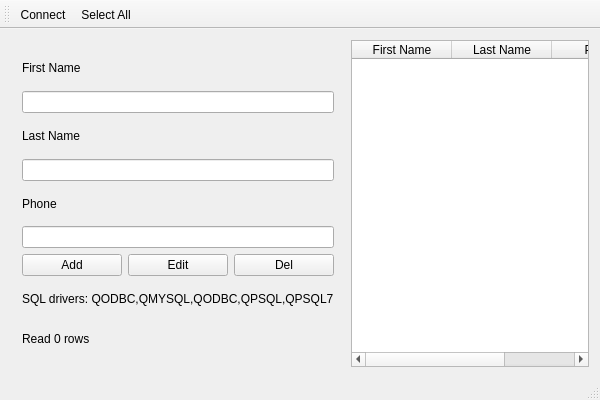
OlegWhiteRose/bmstu-bd-course, file mainwindow.ui: the form before one commit.
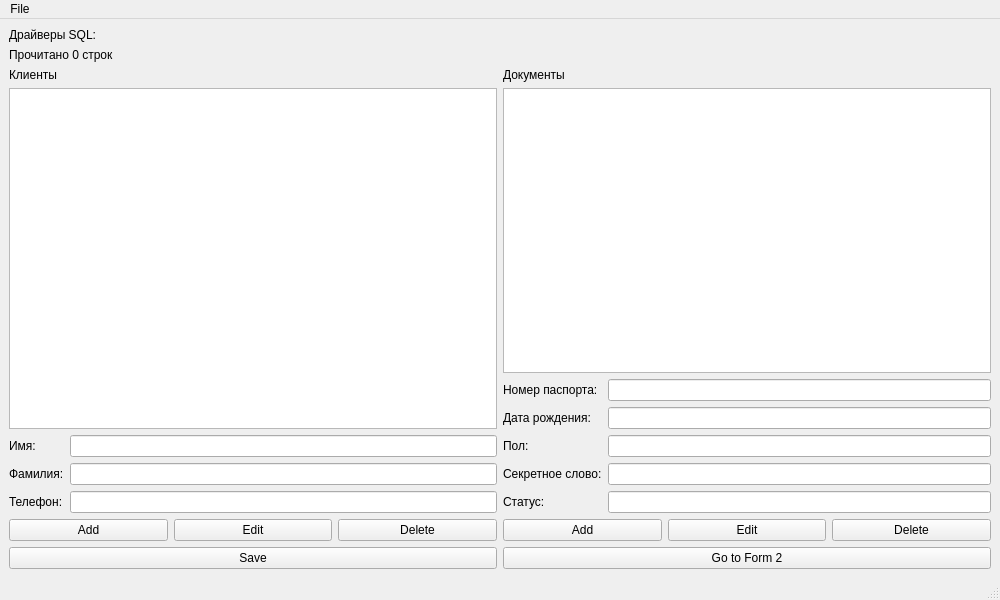
The form after the commit.

Commit message: Документы

```diff
--- a/mainwindow.ui
+++ b/mainwindow.ui
@@ -6,50 +6,79 @@
    <rect>
     <x>0</x>
     <y>0</y>
-    <width>600</width>
-    <height>400</height>
+    <width>1000</width>
+    <height>600</height>
    </rect>
   </property>
   <property name="windowTitle">
    <string>MainWindow</string>
   </property>
-  <widget class="QWidget" name="centralWidget">
-   <layout class="QHBoxLayout" name="horizontalLayout">
-    <item>
-     <widget class="QWidget" name="leftPanel" native="true">
+  <widget class="QWidget" name="centralwidget">
       <layout class="QVBoxLayout" name="verticalLayout">
        <item>
+     <widget class="QLabel" name="labelSqlDrivers">
+      <property name="text">
+       <string>Драйверы SQL:</string>
+      </property>
+     </widget>
+    </item>
+    <item>
+     <widget class="QLabel" name="labelRows">
+      <property name="text">
+       <string>Прочитано 0 строк</string>
+      </property>
+     </widget>
+    </item>
+    <item>
+     <layout class="QHBoxLayout" name="horizontalLayout">
+      <item>
+       <layout class="QVBoxLayout" name="clientLayout">
+        <item>
+         <widget class="QLabel" name="clientTableLabel">
+          <property name="text">
+           <string>Клиенты</string>
+          </property>
+         </widget>
+        </item>
+        <item>
+         <widget class="QTableWidget" name="clientTable"/>
+        </item>
+        <item>
+         <layout class="QFormLayout" name="clientFormLayout">
+          <item row="0" column="0">
         <widget class="QLabel" name="labelFirstName">
          <property name="text">
-          <string>First Name</string>
+             <string>Имя:</string>
          </property>
         </widget>
        </item>
-       <item>
-        <widget class="QLineEdit" name="firstNameEdit"/>
-       </item>
-       <item>
+          <item row="0" column="1">
+           <widget class="QLineEdit" name="clientFirstNameEdit"/>
+          </item>
+          <item row="1" column="0">
         <widget class="QLabel" name="labelLastName">
          <property name="text">
-          <string>Last Name</string>
+             <string>Фамилия:</string>
          </property>
         </widget>
        </item>
-       <item>
-        <widget class="QLineEdit" name="lastNameEdit"/>
-       </item>
-       <item>
+          <item row="1" column="1">
+           <widget class="QLineEdit" name="clientLastNameEdit"/>
+          </item>
+          <item row="2" column="0">
         <widget class="QLabel" name="labelPhone">
          <property name="text">
-          <string>Phone</string>
+             <string>Телефон:</string>
          </property>
         </widget>
        </item>
-       <item>
-        <widget class="QLineEdit" name="phoneEdit"/>
-       </item>
+          <item row="2" column="1">
+           <widget class="QLineEdit" name="clientPhoneEdit"/>
+          </item>
+         </layout>
+        </item>
        <item>
-        <layout class="QHBoxLayout" name="buttonLayout">
+         <layout class="QHBoxLayout" name="clientButtonsLayout">
          <item>
           <widget class="QPushButton" name="btnAdd">
            <property name="text">
@@ -67,74 +96,148 @@
          <item>
           <widget class="QPushButton" name="btnDel">
            <property name="text">
-            <string>Del</string>
+             <string>Delete</string>
            </property>
           </widget>
          </item>
         </layout>
        </item>
+       </layout>
+      </item>
        <item>
-        <widget class="QLabel" name="labelSqlDrivers">
+       <layout class="QVBoxLayout" name="documentLayout">
+        <item>
+         <widget class="QLabel" name="documentTableLabel">
          <property name="text">
-          <string>SQL drivers: QODBC,QMYSQL,QODBC,QPSQL,QPSQL7</string>
+           <string>Документы</string>
          </property>
         </widget>
        </item>
        <item>
-        <widget class="QLabel" name="labelRows">
+         <widget class="QTableWidget" name="documentTable"/>
+        </item>
+        <item>
+         <layout class="QFormLayout" name="documentFormLayout">
+          <item row="0" column="0">
+           <widget class="QLabel" name="labelPassport">
          <property name="text">
-          <string>Read 0 rows</string>
+             <string>Номер паспорта:</string>
          </property>
         </widget>
        </item>
-      </layout>
+          <item row="0" column="1">
+           <widget class="QLineEdit" name="docPassportEdit"/>
+          </item>
+          <item row="1" column="0">
+           <widget class="QLabel" name="labelBirthDate">
+            <property name="text">
+             <string>Дата рождения:</string>
+            </property>
+           </widget>
+          </item>
+          <item row="1" column="1">
+           <widget class="QLineEdit" name="docBirthDateEdit"/>
+          </item>
+          <item row="2" column="0">
+           <widget class="QLabel" name="labelGender">
+            <property name="text">
+             <string>Пол:</string>
+            </property>
+           </widget>
+          </item>
+          <item row="2" column="1">
+           <widget class="QLineEdit" name="docGenderEdit"/>
+          </item>
+          <item row="3" column="0">
+           <widget class="QLabel" name="labelSecurityWord">
+            <property name="text">
+             <string>Секретное слово:</string>
+            </property>
+           </widget>
+          </item>
+          <item row="3" column="1">
+           <widget class="QLineEdit" name="docSecurityWordEdit"/>
+          </item>
+          <item row="4" column="0">
+           <widget class="QLabel" name="labelStatus">
+            <property name="text">
+             <string>Статус:</string>
+            </property>
+           </widget>
+          </item>
+          <item row="4" column="1">
+           <widget class="QLineEdit" name="docStatusEdit"/>
+          </item>
+         </layout>
+        </item>
+        <item>
+         <layout class="QHBoxLayout" name="documentButtonsLayout">
+          <item>
+           <widget class="QPushButton" name="btnAddDocument">
+            <property name="text">
+             <string>Add</string>
+            </property>
      </widget>
     </item>
     <item>
-     <widget class="QTableWidget" name="dataTable">
-      <property name="columnCount">
-       <number>3</number>
-      </property>
-      <column>
+           <widget class="QPushButton" name="btnEditDocument">
+            <property name="text">
+             <string>Edit</string>
+            </property>
+           </widget>
+          </item>
+          <item>
+           <widget class="QPushButton" name="btnDelDocument">
        <property name="text">
-        <string>First Name</string>
-       </property>
-      </column>
-      <column>
+             <string>Delete</string>
+            </property>
+           </widget>
+          </item>
+         </layout>
+        </item>
+       </layout>
+      </item>
+     </layout>
+    </item>
+    <item>
+     <layout class="QHBoxLayout" name="actionButtonsLayout">
+      <item>
+       <widget class="QPushButton" name="btnSave">
        <property name="text">
-        <string>Last Name</string>
-       </property>
-      </column>
-      <column>
+         <string>Save</string>
+        </property>
+       </widget>
+      </item>
+      <item>
+       <widget class="QPushButton" name="btnToForm2">
        <property name="text">
-        <string>Phone</string>
-       </property>
-      </column>
+         <string>Go to Form 2</string>
+        </property>
      </widget>
     </item>
    </layout>
+    </item>
+   </layout>
   </widget>
   <widget class="QMenuBar" name="menuBar">
    <property name="geometry">
     <rect>
      <x>0</x>
      <y>0</y>
-     <width>600</width>
-     <height>26</height>
+     <width>1000</width>
+     <height>21</height>
     </rect>
    </property>
-  </widget>
-  <widget class="QToolBar" name="mainToolBar">
-   <attribute name="toolBarArea">
-    <enum>TopToolBarArea</enum>
-   </attribute>
-   <attribute name="toolBarBreak">
-    <bool>false</bool>
-   </attribute>
+   <widget class="QMenu" name="menuFile">
+    <property name="title">
+     <string>File</string>
+    </property>
    <addaction name="actionConnect"/>
    <addaction name="actionSelectAll"/>
   </widget>
-  <widget class="QStatusBar" name="statusBar"/>
+   <addaction name="menuFile"/>
+  </widget>
+  <widget class="QStatusBar" name="statusbar"/>
   <action name="actionConnect">
    <property name="text">
     <string>Connect</string>
@@ -146,7 +249,6 @@
    </property>
   </action>
  </widget>
- <layoutdefault spacing="6" margin="11"/>
  <resources/>
  <connections/>
 </ui>
```
Left out of the diff: 10 changed lines with no effect on the pictures. Lines whose indentation alone changed are shown as unchanged. The commit also changes 6 other files.
